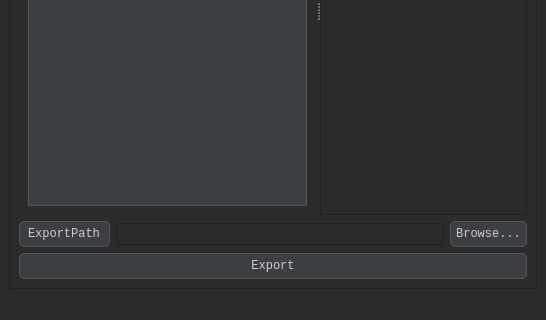
Old version of the form Tools/maya/CreateLODGroup/LODExportManage.ui in the repository 785415581/P4V_Submit; both pictures show x 0 to 546 and y 214 to 534 of the 546 by 534 pixel window.
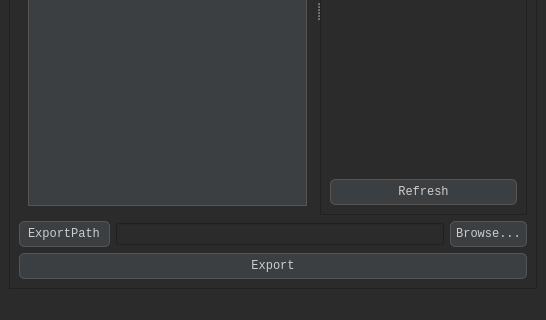
New version of the form.

Commit message: update: 1. add refresh button, 2. add refresh function, 3. add refresh button to the page, 4. add preview function

Diff of the .ui file:
```diff
--- a/Tools/maya/CreateLODGroup/LODExportManage.ui
+++ b/Tools/maya/CreateLODGroup/LODExportManage.ui
@@ -422,6 +422,13 @@
              </property>
             </spacer>
            </item>
+           <item>
+            <widget class="QPushButton" name="pushButton_3">
+             <property name="text">
+              <string>Refresh</string>
+             </property>
+            </widget>
+           </item>
           </layout>
          </widget>
         </widget>
```
The commit also changes 2 other files.
